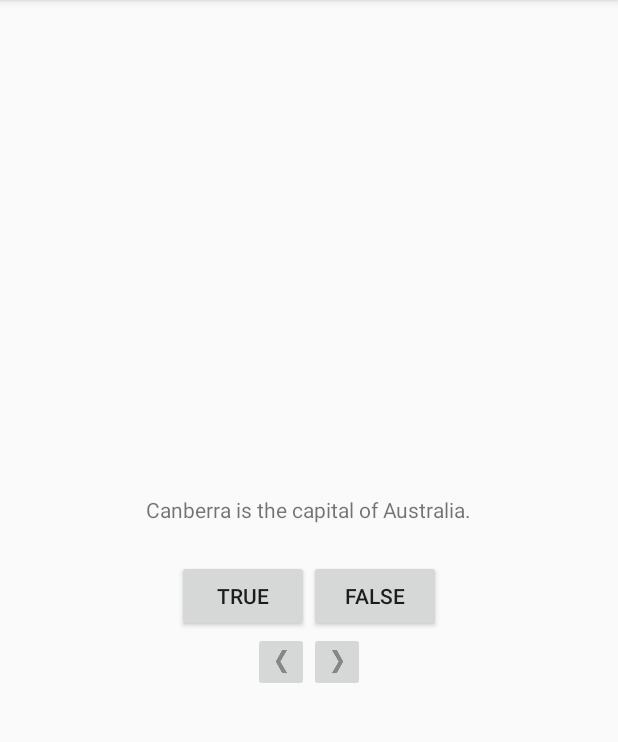
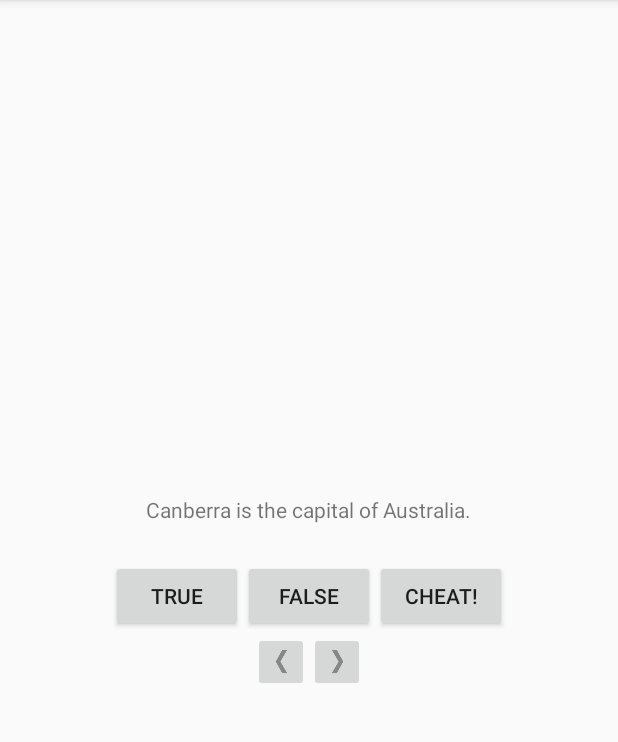
Before and after one commit to temocpalma/autotraining, an Android app: the screen it shows after launch (MainActivity), on a phone screen of 412 x 824 dp, the part 84-826 px from its top. Run offline under Robolectric (Android 15) with nearby library versions, the phone set to English and light mode, and no system bars.

Commit message:
Cap 5, Add another activity

```diff
--- a/android/GeoQuiz/app/src/main/AndroidManifest.xml
+++ b/android/GeoQuiz/app/src/main/AndroidManifest.xml
@@ -9,6 +9,7 @@
         android:roundIcon="@mipmap/ic_launcher_round"
         android:supportsRtl="true"
         android:theme="@style/AppTheme">
+        <activity android:name=".CheatActivity"></activity>
         <activity android:name=".MainActivity">
             <intent-filter>
                 <action android:name="android.intent.action.MAIN" />
--- a/android/GeoQuiz/app/src/main/java/com/autotraining/geoquiz/MainActivity.java
+++ b/android/GeoQuiz/app/src/main/java/com/autotraining/geoquiz/MainActivity.java
@@ -2,6 +2,8 @@
 
 import androidx.appcompat.app.AppCompatActivity;
 
+import android.app.Activity;
+import android.content.Intent;
 import android.os.Bundle;
 import android.util.Log;
 import android.view.Gravity;
@@ -22,10 +24,11 @@
 	private static final String TAG = "MainActivity";
 	private static final String KEY_INDEX = "index";
 	private static final String ANSWERS_STRING = "answers";
-	private static final String SCORE = "score";
+	private static final int REQUEST_CODE_CHEAT = 0;
 
 	private Button mTrueButton;
 	private Button mFalseButton;
+	private Button mCheatButton;
 	private ImageButton mPrevButton;
 	private ImageButton mNextButton;
 	private TextView mQuestionTextView;
@@ -42,6 +45,7 @@
 	private int mCurrentIndex = 0;
 	private List<Integer> mAnswers = new ArrayList<Integer>();
 	private BigDecimal score = new BigDecimal(0);
+	private boolean mIsCheater;
 
 	@Override
 	protected void onCreate(Bundle savedInstanceState) {
@@ -79,6 +83,16 @@
 			}
 		});
 
+		mCheatButton = (Button) findViewById(R.id.cheat_button);
+		mCheatButton.setOnClickListener(new View.OnClickListener() {
+			@Override
+			public void onClick(View v) {
+				boolean answerIsTrue = mQuestions[mCurrentIndex].isAnswerTrue();
+				Intent intent = CheatActivity.newIntent(MainActivity.this, answerIsTrue);
+				startActivityForResult(intent, REQUEST_CODE_CHEAT);
+			}
+		});
+
 		mPrevButton = (ImageButton) findViewById(R.id.prev_button);
 		mPrevButton.setOnClickListener(new View.OnClickListener() {
 			@Override
@@ -96,6 +110,20 @@
 		});
 
 		updateQuestion();
+	}
+
+	@Override
+	protected void onActivityResult(int requestCode, int resultCode, Intent data) {
+		if (resultCode != Activity.RESULT_OK) {
+			return;
+		}
+
+		if (requestCode == REQUEST_CODE_CHEAT) {
+			if (data == null) {
+				return;
+			}
+			mIsCheater = CheatActivity.wasAnswerShown(data);
+		}
 	}
 
 	@Override
@@ -154,6 +182,7 @@
 	private void enableAnswerButtons(boolean enableValue) {
 		mTrueButton.setEnabled(enableValue);
 		mFalseButton.setEnabled(enableValue);
+		mCheatButton.setEnabled(enableValue);
 	}
 
 	private void saveAnswer(int answer) {
@@ -182,6 +211,10 @@
 			saveAnswer(0);
 		}
 
+		if (mIsCheater) {
+			messageResId = R.string.judgement_toast;
+		}
+
 		Toast toast = Toast.makeText(MainActivity.this, messageResId, Toast.LENGTH_SHORT);
 		toast.setGravity(Gravity.TOP, 0, 200);
 		toast.show();
@@ -189,6 +222,7 @@
 
 	private void showNextQuestion() {
 		mCurrentIndex = (mCurrentIndex + 1) % mQuestions.length;
+		mIsCheater = false;
 		updateQuestion();
 		checkAllQuestionsAnswered();
 	}
--- a/android/GeoQuiz/app/src/main/res/layout-land/activity_main.xml
+++ b/android/GeoQuiz/app/src/main/res/layout-land/activity_main.xml
@@ -34,6 +34,11 @@
                 android:layout_width="wrap_content"
                 android:layout_height="wrap_content"
                 android:text="@string/false_button"/>
+            <Button
+                android:id="@+id/cheat_button"
+                android:layout_width="wrap_content"
+                android:layout_height="wrap_content"
+                android:text="@string/cheat_button"/>
 
         </LinearLayout>
 
--- a/android/GeoQuiz/app/src/main/res/layout/activity_main.xml
+++ b/android/GeoQuiz/app/src/main/res/layout/activity_main.xml
@@ -35,6 +35,12 @@
                 android:layout_height="wrap_content"
                 android:text="@string/false_button"/>
 
+            <Button
+                android:id="@+id/cheat_button"
+                android:layout_width="wrap_content"
+                android:layout_height="wrap_content"
+                android:text="@string/cheat_button"/>
+
         </LinearLayout>
 
         <LinearLayout
@@ -54,6 +60,7 @@
                 android:src="@drawable/arrow_right"
                 android:contentDescription="@string/next_button"/>
         </LinearLayout>
+
     </LinearLayout>
 
 </androidx.constraintlayout.widget.ConstraintLayout>
--- a/android/GeoQuiz/app/src/main/res/values/strings.xml
+++ b/android/GeoQuiz/app/src/main/res/values/strings.xml
@@ -12,4 +12,8 @@
     <string name="next_button">Next</string>
     <string name="correct_toast">Correct!</string>
     <string name="incorrect_toast">Incorrect!</string>
+    <string name="warning_text">Are you sure you want to do this?</string>
+    <string name="show_answer_button">Show Answer</string>
+    <string name="cheat_button">Cheat!</string>
+    <string name="judgement_toast">Cheating is wrong.</string>
 </resources>
```
Also changed, not shown: android/GeoQuiz/app/src/main/java/com/autotraining/geoquiz/CheatActivity.java (added, +59 -0 lines), android/GeoQuiz/app/src/main/res/layout/activity_cheat.xml (added, +34 -0 lines).
